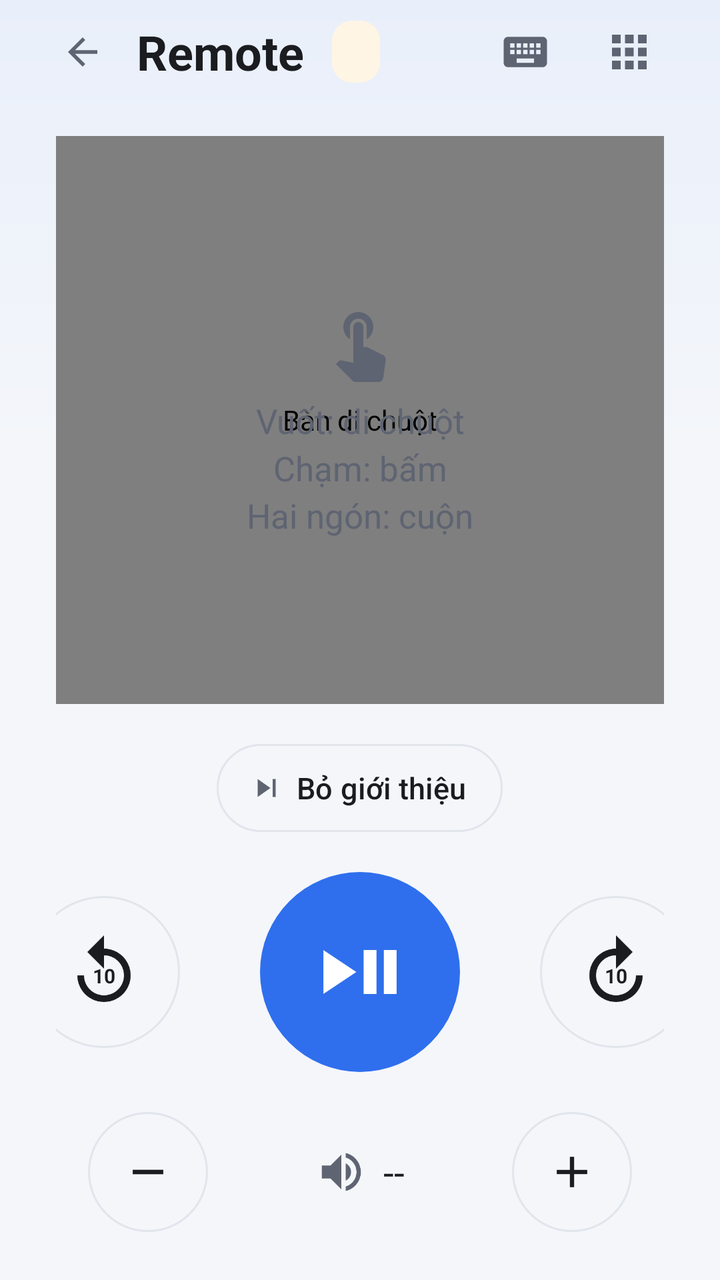
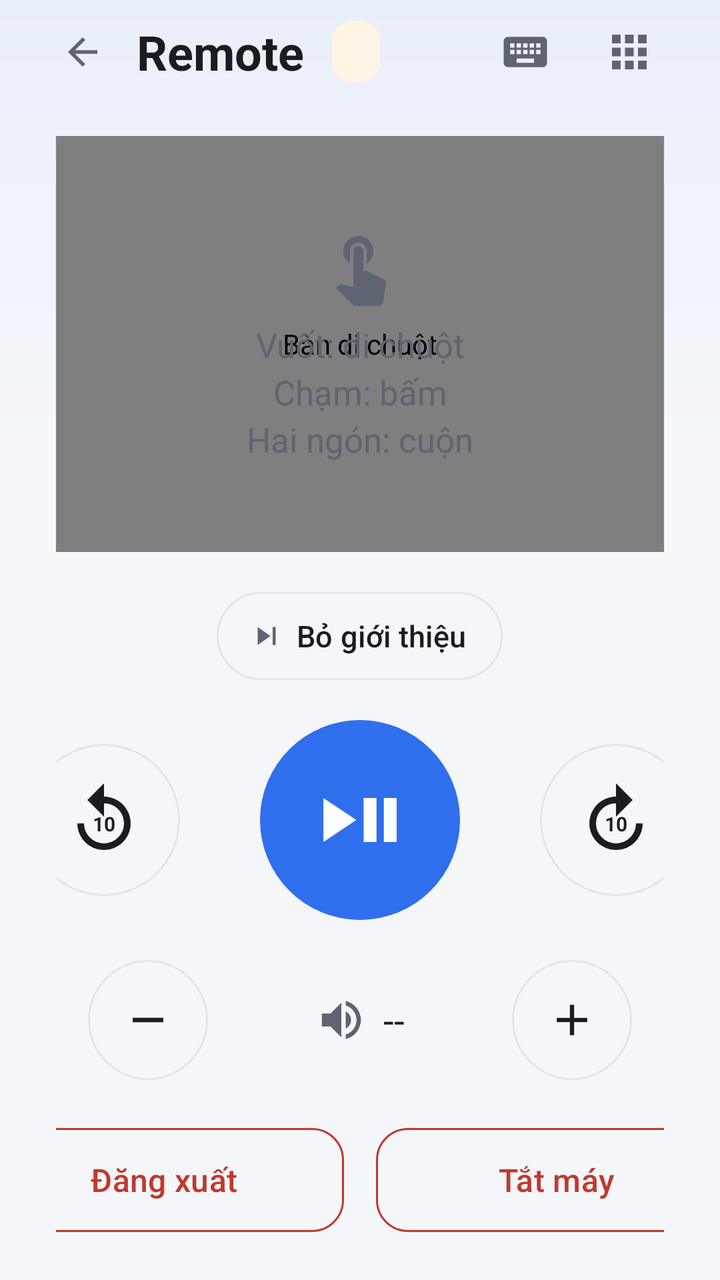

An Android layout rendered at two revisions. The XML below is the earlier revision; the diff shows what the commit changed to produce the second picture.
<!-- AndroidManifest.xml: application theme Theme.HomeworkGate -->
<!-- res/layout/activity_remote.xml -->
<?xml version="1.0" encoding="utf-8"?>
<LinearLayout xmlns:android="http://schemas.android.com/apk/res/android"
    xmlns:app="http://schemas.android.com/apk/res-auto"
    android:id="@+id/goc"
    android:layout_width="match_parent"
    android:layout_height="match_parent"
    android:background="@drawable/st_nen_man"
    android:orientation="vertical"
    android:paddingHorizontal="28dp">

    <LinearLayout
        android:layout_width="match_parent"
        android:layout_height="wrap_content"
        android:gravity="center_vertical">

        <com.google.android.material.button.MaterialButton
            android:id="@+id/nut_ve"
            style="@style/Widget.Material3.Button.IconButton"
            android:layout_width="48dp"
            android:layout_height="48dp"
            android:layout_marginStart="-12dp"
            android:layout_marginEnd="4dp"
            android:contentDescription="Quay lại"
            app:icon="@drawable/st_ic_quay_lai"
            app:iconSize="22dp"
            app:iconTint="@color/ink_soft" />

        <TextView
            android:layout_width="wrap_content"
            android:layout_height="wrap_content"
            android:text="@string/remote_title"
            android:textColor="@color/ink"
            android:textSize="24sp"
            android:textStyle="bold" />

        
        <TextView
            android:id="@+id/nhan_noi"
            android:layout_width="wrap_content"
            android:layout_height="wrap_content"
            android:layout_marginStart="14dp"
            android:background="@drawable/st_nen_nhan_noi"
            android:paddingHorizontal="12dp"
            android:paddingVertical="6dp"
            android:textSize="14sp"
            android:textStyle="bold" />

        <Space
            android:layout_width="0dp"
            android:layout_height="0dp"
            android:layout_weight="1" />

        <com.google.android.material.button.MaterialButton
            android:id="@+id/nut_ban_phim"
            style="@style/Widget.Material3.Button.IconButton"
            android:layout_width="52dp"
            android:layout_height="52dp"
            android:contentDescription="@string/remote_go_title"
            android:tooltipText="@string/remote_go_title"
            app:icon="@drawable/st_ic_ban_phim"
            app:iconSize="26dp"
            app:iconTint="@color/ink_soft" />

        <com.google.android.material.button.MaterialButton
            android:id="@+id/nut_man_chon"
            style="@style/Widget.Material3.Button.IconButton"
            android:layout_width="52dp"
            android:layout_height="52dp"
            android:layout_marginEnd="-8dp"
            android:contentDescription="@string/remote_ve_nut"
            android:tooltipText="@string/remote_ve_nut"
            app:icon="@drawable/st_ic_man_chon"
            app:iconSize="26dp"
            app:iconTint="@color/ink_soft" />
    </LinearLayout>

    <FrameLayout
        android:id="@+id/khung_di_chuot"
        android:layout_width="match_parent"
        android:layout_height="0dp"
        android:layout_marginTop="16dp"
        android:layout_weight="1"
        android:background="@drawable/st_nen_ban_di_chuot">

        <vn.huytl.homeworkgate.ui.BanDiChuot
            android:id="@+id/ban_di_chuot"
            android:layout_width="match_parent"
            android:layout_height="match_parent"
            android:contentDescription="Bàn di chuột" />

        <LinearLayout
            android:layout_width="wrap_content"
            android:layout_height="wrap_content"
            android:layout_gravity="center"
            android:clickable="false"
            android:focusable="false"
            android:gravity="center_horizontal"
            android:orientation="vertical">

            <ImageView
                android:layout_width="40dp"
                android:layout_height="40dp"
                android:importantForAccessibility="no"
                android:src="@drawable/st_ic_cham"
                app:tint="@color/ink_soft" />

            <TextView
                android:layout_width="wrap_content"
                android:layout_height="wrap_content"
                android:layout_marginTop="8dp"
                android:gravity="center"
                android:lineSpacingExtra="4dp"
                android:text="@string/remote_goi_y"
                android:textColor="@color/ink_soft"
                android:textSize="17sp" />
        </LinearLayout>
    </FrameLayout>

    <com.google.android.material.button.MaterialButton
        android:id="@+id/nut_bo_qua"
        style="@style/Nut.VienNho"
        android:layout_width="wrap_content"
        android:layout_height="wrap_content"
        android:layout_gravity="center_horizontal"
        android:layout_marginTop="20dp"
        android:text="@string/remote_bo_qua"
        app:icon="@drawable/st_ic_bo_qua" />

    <LinearLayout
        android:layout_width="match_parent"
        android:layout_height="wrap_content"
        android:layout_marginTop="20dp"
        android:gravity="center"
        android:orientation="horizontal">

        <FrameLayout
            android:layout_width="76dp"
            android:layout_height="76dp">

            <com.google.android.material.button.MaterialButton
                android:id="@+id/nut_lui"
                style="@style/Nut.Tron"
                android:layout_width="match_parent"
                android:layout_height="match_parent"
                android:contentDescription="Lùi 10 giây"
                app:icon="@drawable/st_ic_remote_quay"
                app:iconSize="40dp" />

            <TextView
                android:layout_width="wrap_content"
                android:layout_height="wrap_content"
                android:layout_gravity="center"
                android:layout_marginTop="2dp"
                android:importantForAccessibility="no"
                android:text="10"
                android:textColor="@color/ink"
                android:textSize="10sp"
                android:textStyle="bold" />
        </FrameLayout>

        <com.google.android.material.button.MaterialButton
            android:id="@+id/nut_phat"
            style="@style/Nut.Tron.Dac"
            android:layout_width="100dp"
            android:layout_height="100dp"
            android:layout_marginHorizontal="40dp"
            android:contentDescription="Dừng hay phát"
            app:icon="@drawable/st_ic_remote_phat"
            app:iconSize="44dp" />

        <FrameLayout
            android:layout_width="76dp"
            android:layout_height="76dp">

            
            <com.google.android.material.button.MaterialButton
                android:id="@+id/nut_tien"
                style="@style/Nut.Tron"
                android:layout_width="match_parent"
                android:layout_height="match_parent"
                android:contentDescription="Tiến 10 giây"
                android:scaleX="-1"
                app:icon="@drawable/st_ic_remote_quay"
                app:iconSize="40dp" />

            <TextView
                android:layout_width="wrap_content"
                android:layout_height="wrap_content"
                android:layout_gravity="center"
                android:layout_marginTop="2dp"
                android:importantForAccessibility="no"
                android:text="10"
                android:textColor="@color/ink"
                android:textSize="10sp"
                android:textStyle="bold" />
        </FrameLayout>
    </LinearLayout>

    <LinearLayout
        android:layout_width="match_parent"
        android:layout_height="wrap_content"
        android:layout_marginTop="20dp"
        android:layout_marginBottom="24dp"
        android:gravity="center"
        android:orientation="horizontal">

        <com.google.android.material.button.MaterialButton
            android:id="@+id/nut_nho"
            style="@style/Nut.Tron"
            android:layout_width="60dp"
            android:layout_height="60dp"
            android:contentDescription="Giảm âm lượng"
            app:icon="@drawable/st_ic_bot"
            app:iconSize="26dp" />

        <LinearLayout
            android:layout_width="wrap_content"
            android:layout_height="wrap_content"
            android:layout_marginHorizontal="24dp"
            android:gravity="center"
            android:minWidth="104dp"
            android:orientation="horizontal">

            <ImageView
                android:id="@+id/icon_loa"
                android:layout_width="26dp"
                android:layout_height="26dp"
                android:importantForAccessibility="no"
                android:src="@drawable/st_ic_loa"
                app:tint="@color/ink_soft" />

            <TextView
                android:id="@+id/chu_am"
                android:layout_width="wrap_content"
                android:layout_height="wrap_content"
                android:layout_marginStart="8dp"
                android:fontFeatureSettings="tnum"
                android:text="--"
                android:textColor="@color/ink"
                android:textSize="19sp" />
        </LinearLayout>

        <com.google.android.material.button.MaterialButton
            android:id="@+id/nut_to"
            style="@style/Nut.Tron"
            android:layout_width="60dp"
            android:layout_height="60dp"
            android:contentDescription="Tăng âm lượng"
            app:icon="@drawable/st_ic_them"
            app:iconSize="26dp" />
    </LinearLayout>
</LinearLayout>
<!-- resources referenced by this layout -->
<resources>
  <color name="ink">#1A1C20</color>
  <color name="ink_soft">#5F6472</color>
  <!-- drawable st_ic_bo_qua (drawable) -->
  <vector xmlns:android="http://schemas.android.com/apk/res/android"
      android:width="24dp" android:height="24dp"
      android:viewportWidth="24" android:viewportHeight="24"
      android:tint="@color/ink">
      <path android:fillColor="@android:color/white"
          android:pathData="M6,18l8.5,-6L6,6v12zM16,6v12h2V6h-2z" />
  </vector>
  <!-- drawable st_ic_bot (drawable) -->
  <vector xmlns:android="http://schemas.android.com/apk/res/android"
      android:width="24dp" android:height="24dp"
      android:viewportWidth="24" android:viewportHeight="24"
      android:tint="@color/ink">
      <path android:fillColor="@android:color/white"
          android:pathData="M19,13H5v-2h14v2z" />
  </vector>
  <!-- drawable st_ic_quay_lai (drawable) -->
  <vector xmlns:android="http://schemas.android.com/apk/res/android"
      android:width="24dp" android:height="24dp"
      android:viewportWidth="24" android:viewportHeight="24"
      android:autoMirrored="true">
      <path android:fillColor="#FFFFFF"
          android:pathData="M20,11H7.83l5.59,-5.59L12,4l-8,8 8,8 1.41,-1.41L7.83,13H20v-2z" />
  </vector>
  <!-- drawable st_ic_remote_phat (drawable) -->
  <vector xmlns:android="http://schemas.android.com/apk/res/android"
      android:width="24dp" android:height="24dp"
      android:viewportWidth="24" android:viewportHeight="24"
      android:tint="@color/ink">
      <path android:fillColor="@android:color/white"
          android:pathData="M2,6v12l9,-6zM13,6h3.5v12H13zM18.5,6H22v12h-3.5z" />
  </vector>
  <!-- drawable st_ic_them (drawable) -->
  <vector xmlns:android="http://schemas.android.com/apk/res/android"
      android:width="24dp" android:height="24dp"
      android:viewportWidth="24" android:viewportHeight="24"
      android:tint="@color/ink">
      <path android:fillColor="@android:color/white"
          android:pathData="M19,13h-6v6h-2v-6H5v-2h6V5h2v6h6v2z" />
  </vector>
  <!-- drawable st_nen_ban_di_chuot (drawable) -->
  <shape xmlns:android="http://schemas.android.com/apk/res/android" android:shape="rectangle">
      <solid android:color="@color/surface" />
      <stroke android:width="1dp" android:color="@color/line" />
      <corners android:radius="24dp" />
  </shape>
  <!-- drawable st_nen_nhan_noi (drawable) -->
  <shape xmlns:android="http://schemas.android.com/apk/res/android" android:shape="rectangle">
      <solid android:color="@color/wait_soft" />
      <corners android:radius="10dp" />
  </shape>
  <string name="remote_bo_qua">Bỏ giới thiệu</string>
  <string name="remote_go_title">Gõ lên tivi</string>
  <string name="remote_goi_y">Vuốt: di chuột\nChạm: bấm\nHai ngón: cuộn</string>
  <string name="remote_title">Remote</string>
  <string name="remote_ve_nut">Về màn chọn</string>
  <color name="surface">#FFFFFF</color>
  <color name="line">#E1E5EC</color>
  <color name="canvas">#F4F6FA</color>
  <color name="wait_soft">#FEF5E5</color>
  <style name="HinhTron" parent="">
          <item name="cornerFamily">rounded</item>
          <item name="cornerSize">50%</item>
      </style>
  <color name="brand">#2F6FED</color>
  <color name="brand_soft">#E8F0FE</color>
  <color name="brand_dark">#1B4FC0</color>
  <!-- unchanged entries left out for length: 10 -->
</resources>

<!-- the commit's change to res/layout/activity_remote.xml (unified diff, before → after) -->
@@ -200,7 +200,6 @@
         android:layout_width="match_parent"
         android:layout_height="wrap_content"
         android:layout_marginTop="20dp"
-        android:layout_marginBottom="24dp"
         android:gravity="center"
         android:orientation="horizontal">
 
@@ -249,4 +248,29 @@
             app:icon="@drawable/st_ic_them"
             app:iconSize="26dp" />
     </LinearLayout>
+
+    
+    <LinearLayout
+        android:layout_width="match_parent"
+        android:layout_height="wrap_content"
+        android:layout_marginTop="24dp"
+        android:layout_marginBottom="24dp"
+        android:gravity="center"
+        android:orientation="horizontal">
+
+        <com.google.android.material.button.MaterialButton
+            android:id="@+id/nut_dang_xuat"
+            style="@style/Nut.VienDo"
+            android:layout_width="180dp"
+            android:layout_height="wrap_content"
+            android:layout_marginEnd="16dp"
+            android:text="@string/remote_dang_xuat" />
+
+        <com.google.android.material.button.MaterialButton
+            android:id="@+id/nut_tat_may"
+            style="@style/Nut.VienDo"
+            android:layout_width="180dp"
+            android:layout_height="wrap_content"
+            android:text="@string/remote_tat_may" />
+    </LinearLayout>
 </LinearLayout>
<!-- resource entries referenced after the edit -->
@@ -54,10 +54,22 @@
       <corners android:radius="10dp" />
   </shape>
   <string name="remote_bo_qua">Bỏ giới thiệu</string>
+  <string name="remote_dang_xuat">Đăng xuất</string>
   <string name="remote_go_title">Gõ lên tivi</string>
   <string name="remote_goi_y">Vuốt: di chuột\nChạm: bấm\nHai ngón: cuộn</string>
+  <string name="remote_tat_may">Tắt máy</string>
   <string name="remote_title">Remote</string>
   <string name="remote_ve_nut">Về màn chọn</string>
+  <style name="Nut.VienDo" parent="Widget.Material3.Button.OutlinedButton">
+          <item name="android:textSize">16sp</item>
+          <item name="android:textColor">@color/alert</item>
+          <item name="android:minHeight">52dp</item>
+          <item name="android:insetTop">0dp</item>
+          <item name="android:insetBottom">0dp</item>
+          <item name="strokeColor">@color/alert</item>
+          <item name="rippleColor">@color/alert_soft</item>
+          <item name="cornerRadius">16dp</item>
+      </style>
   <color name="surface">#FFFFFF</color>
   <color name="line">#E1E5EC</color>
   <color name="canvas">#F4F6FA</color>
@@ -66,6 +78,8 @@
           <item name="cornerFamily">rounded</item>
           <item name="cornerSize">50%</item>
       </style>
+  <color name="alert">#C0392B</color>
+  <color name="alert_soft">#FCEBE9</color>
   <color name="brand">#2F6FED</color>
   <color name="brand_soft">#E8F0FE</color>
   <color name="brand_dark">#1B4FC0</color>
